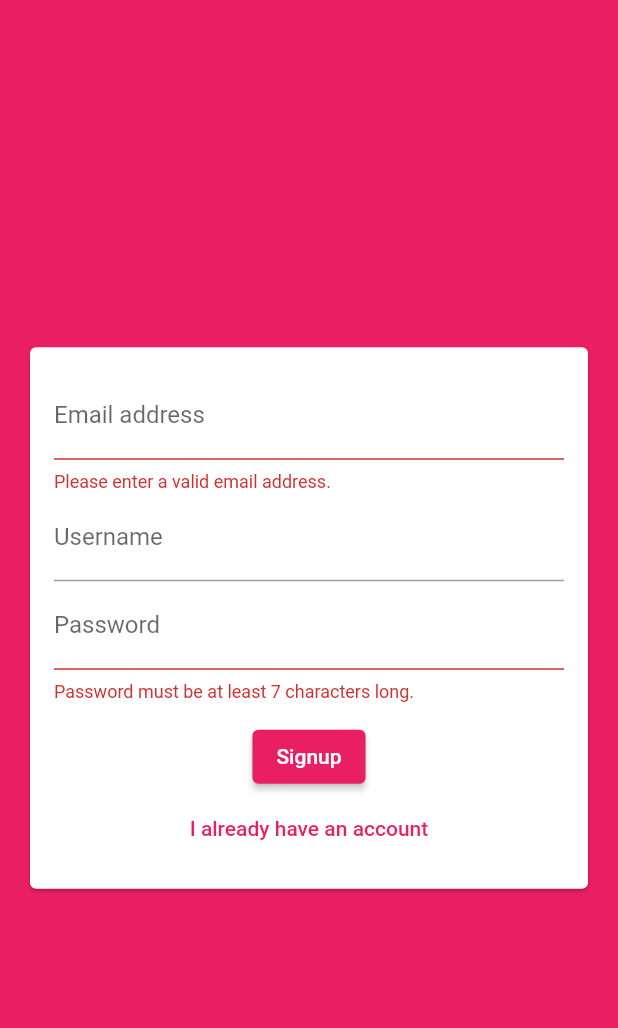
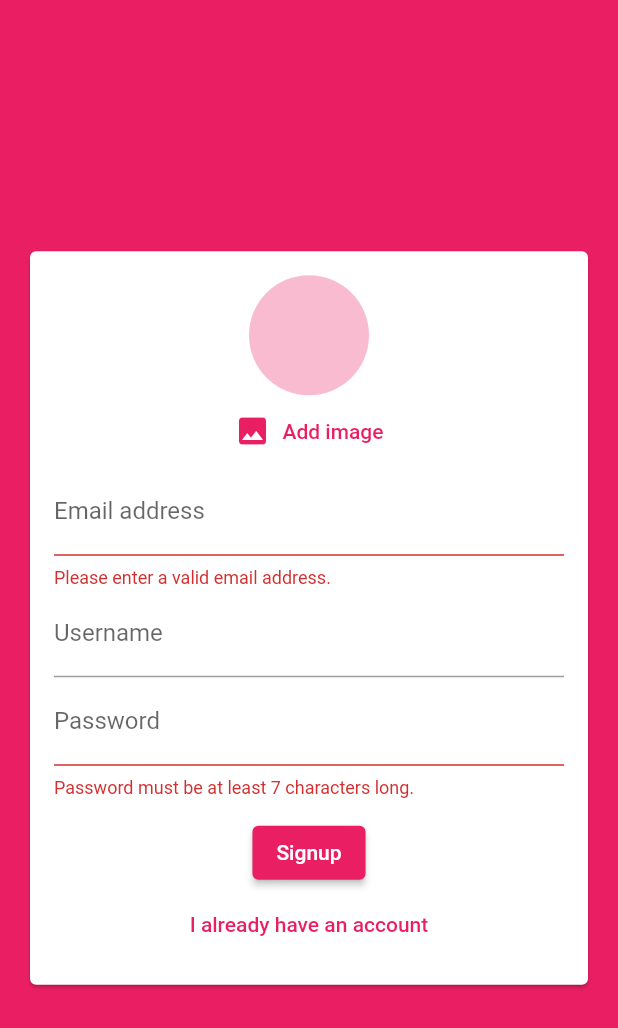
Before and after one commit to santiagobonessi/chat_app, a Flutter app: the screen it shows after launch, after a tap on "Login", after a tap on "Create new account", on a phone screen of 412 x 824 dp. Shown: the top 1028 px of the screen. Run offline on Flutter 3.47's test engine with Material 2 defaults, Android fonts, the phone set to English and light mode, and no system bars; our stand-ins replace cloud_firestore, firebase_auth, firebase_core, firebase_storage, image_picker; accounts and stored records are empty.

Commit message:
Add image uploader in signup section

```diff
--- a/lib/widgets/auth/auth_form.dart
+++ b/lib/widgets/auth/auth_form.dart
@@ -1,4 +1,8 @@
+import 'dart:io';
+
 import 'package:flutter/material.dart';
+
+import '../pickers/user_image_picker.dart';
 
 class AuthForm extends StatefulWidget {
   AuthForm(this.submitAuth, this.isLoading);
@@ -7,6 +11,7 @@ class AuthForm extends StatefulWidget {
     String email,
     String password,
     String userName,
+    File image,
     bool isLogin,
   ) submitAuth;
   final bool isLoading;
@@ -21,14 +26,38 @@ class _AuthFormState extends State<AuthForm> {
   var _userEmail = '';
   var _userName = '';
   var _userPassword = '';
+  File _userImageFile;
+
+  void _pickedImage(File image) {
+    _userImageFile = image;
+  }
 
   void _submit() {
     final isValid = _formKey.currentState.validate();
     FocusScope.of(context).unfocus();
 
+    if (_userImageFile == null && !_isLogin) {
+      ScaffoldMessenger.of(context).showSnackBar(
+        SnackBar(
+          content: Text(
+            'Please pick an image',
+            textAlign: TextAlign.center,
+          ),
+          backgroundColor: Theme.of(context).errorColor,
+        ),
+      );
+      return;
+    }
+
     if (isValid) {
       _formKey.currentState.save();
-      widget.submitAuth(_userEmail.trim(), _userPassword, _userName, _isLogin);
+      widget.submitAuth(
+        _userEmail.trim(),
+        _userPassword,
+        _userName,
+        _userImageFile,
+        _isLogin,
+      );
     }
   }
 
@@ -45,6 +74,7 @@ class _AuthFormState extends State<AuthForm> {
               child: Column(
                 mainAxisSize: MainAxisSize.min,
                 children: [
+                  if (!_isLogin) UserImagePicker(_pickedImage),
                   TextFormField(
                     key: ValueKey('email'),
                     validator: (value) {
--- /dev/null
+++ b/lib/widgets/pickers/user_image_picker.dart
@@ -0,0 +1,53 @@
+import 'dart:io';
+
+import 'package:flutter/material.dart';
+import 'package:image_picker/image_picker.dart';
+
+class UserImagePicker extends StatefulWidget {
+  final void Function(File pickedImage) imagePick;
+
+  const UserImagePicker(this.imagePick);
+
+  @override
+  _UserImagePickerState createState() => _UserImagePickerState();
+}
+
+class _UserImagePickerState extends State<UserImagePicker> {
+  File _pickedImage;
+
+  void _pickImage() async {
+    final picker = ImagePicker();
+    final pickedImage = await picker.pickImage(
+      source: ImageSource.gallery,
+      imageQuality: 50,
+      maxWidth: 150,
+    );
+    final pickedImageFile = File(pickedImage.path);
+
+    setState(() {
+      _pickedImage = pickedImageFile;
+    });
+
+    widget.imagePick(pickedImageFile);
+  }
+
+  @override
+  Widget build(BuildContext context) {
+    return Column(
+      children: [
+        CircleAvatar(
+          radius: 40,
+          foregroundColor: Theme.of(context).accentColor,
+          backgroundImage: _pickedImage != null ? FileImage(_pickedImage) : null,
+        ),
+        TextButton.icon(
+          onPressed: _pickImage,
+          icon: Icon(
+            Icons.image,
+          ),
+          label: Text('Add image'),
+        ),
+      ],
+    );
+  }
+}
--- a/pubspec.yaml
+++ b/pubspec.yaml
@@ -26,6 +26,8 @@ dependencies:
   firebase_core: ^1.10.0
   cloud_firestore: ^3.1.0
   firebase_auth: ^3.2.0
+  image_picker: ^0.8.4+1
+  firebase_storage: ^10.1.0
 
 dev_dependencies:
   flutter_test:
```
Also changed, not shown: lib/screens/auth_screen.dart (+18 -3 lines), pubspec.lock, 2 other files.
